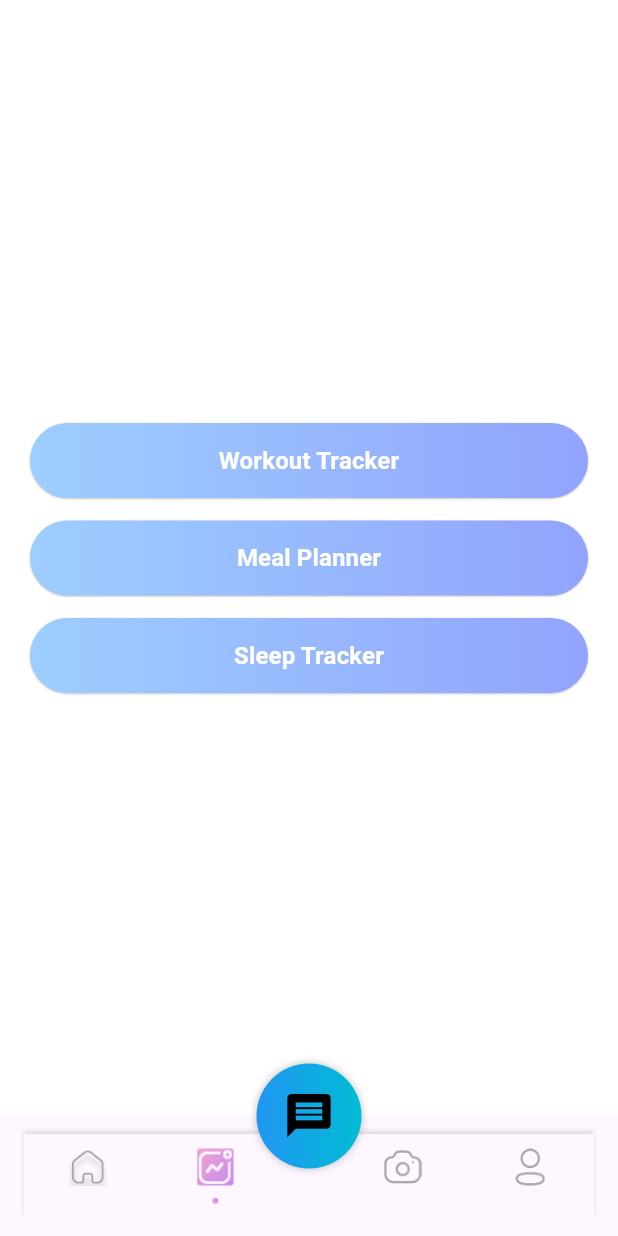
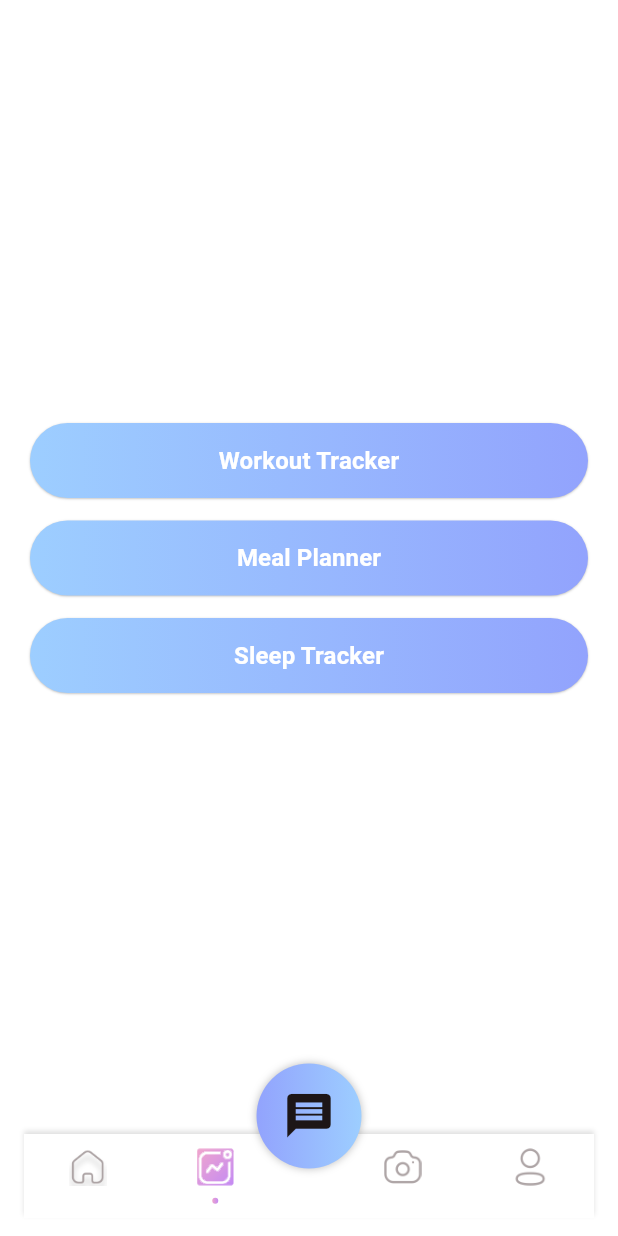
Before and after one commit to Vuonggba1403/smart_fitness_assistant, a Flutter app: the screen it shows after launch, item 2 of the bottom bar chosen, on a phone screen of 412 x 824 dp. Run offline on Flutter 3.47's test engine with Material 3 defaults, Android fonts, the phone set to English and light mode, and no system bars; our stand-ins replace animated_toggle_switch, bloc, carousel_slider, delightful_toast, fl_chart, flutter_bloc and 4 more; missing offline and left inert: dotted_dashed_line, simple_animation_progress_bar; key blocks and very long unbroken strings in the code were emptied for the run.

Commit message:
update darkmode maintab

```diff
--- a/lib/core/theme/logic/cubit/theme_cubit.dart
+++ b/lib/core/theme/logic/cubit/theme_cubit.dart
@@ -1,17 +1,41 @@
 import 'package:bloc/bloc.dart';
 import 'package:flutter/material.dart';
 import 'package:meta/meta.dart';
+import 'package:shared_preferences/shared_preferences.dart';
 import 'package:smart_fitness_assistant/core/theme/ui/app_theme.dart';
 
 part 'theme_state.dart';
 
+/// ThemeCubit chịu trách nhiệm:
+/// - Load theme khi khởi tạo (_loadTheme)
+/// - Toggle theme khi user đổi (toggleTheme)
+/// - Lưu trạng thái vào SharedPreferences (persistence)
+/// - Cung cấp getter currentTheme nếu cần trực tiếp ThemeData
 class ThemeCubit extends Cubit<ThemeState> {
-  ThemeCubit() : super(const ThemeState(isDarkMode: false));
+  /// Khởi tạo với mặc định (isDarkMode = false).
+  /// Sau đó _loadTheme sẽ đọc prefs và emit lại nếu có saved value.
+  ThemeCubit() : super(const ThemeState(isDarkMode: false)) {
+    _loadTheme();
+  }
 
-  void toggleTheme(bool isDark) {
+  /// Load giá trị isDarkMode từ SharedPreferences.
+  /// Nếu chưa có, sử dụng giá trị mặc định (false).
+  Future<void> _loadTheme() async {
+    final prefs = await SharedPreferences.getInstance();
+    final isDark = prefs.getBool('isDarkMode') ?? false;
+    // Emit state mới (nếu khác hoặc giống thì vẫn emit, nhưng không sao)
     emit(state.copyWith(isDarkMode: isDark));
   }
 
+  /// Thay đổi theme: lưu vào SharedPreferences và emit state mới.
+  /// - isDark: true => bật dark mode; false => tắt.
+  Future<void> toggleTheme(bool isDark) async {
+    final prefs = await SharedPreferences.getInstance();
+    await prefs.setBool('isDarkMode', isDark);
+    emit(state.copyWith(isDarkMode: isDark));
+  }
+
+  /// Trả về ThemeData hiện tại (tiện nếu cần lấy trực tiếp)
   ThemeData get currentTheme =>
       state.isDarkMode ? AppTheme.darkTheme : AppTheme.lightTheme;
 }
--- a/lib/core/theme/logic/cubit/theme_state.dart
+++ b/lib/core/theme/logic/cubit/theme_state.dart
@@ -6,6 +6,7 @@ class ThemeState {
 
   const ThemeState({required this.isDarkMode});
 
+  /// Tạo state mới từ state hiện tại (pattern copyWith)
   ThemeState copyWith({bool? isDarkMode}) {
     return ThemeState(isDarkMode: isDarkMode ?? this.isDarkMode);
   }
--- a/lib/core/theme/ui/app_theme.dart
+++ b/lib/core/theme/ui/app_theme.dart
@@ -1,23 +1,83 @@
 import 'package:flutter/material.dart';
+import 'package:smart_fitness_assistant/core/functions/colo_extension.dart';
 
+/// AppTheme chuẩn hoá màu, gradient, text styles cho toàn app.
+/// Widget chỉ cần dùng Theme.of(context) để lấy màu, gradient, textStyle.
 class AppTheme {
-  static final lightTheme = ThemeData(
+  // ==================== LIGHT THEME ====================
+  static final ThemeData lightTheme = ThemeData(
     brightness: Brightness.light,
-    scaffoldBackgroundColor: Colors.white,
-    appBarTheme: const AppBarTheme(
-      backgroundColor: Colors.white,
-      foregroundColor: Colors.black,
+    scaffoldBackgroundColor: TColor.white,
+    appBarTheme: AppBarTheme(
+      backgroundColor: TColor.white,
+      foregroundColor: TColor.black,
       elevation: 0,
     ),
+    colorScheme: ColorScheme.light(
+      primary: TColor.primaryColor1,
+      secondary: TColor.secondaryColor1,
+    ),
+    cardColor: TColor.white,
+    bottomAppBarTheme: BottomAppBarThemeData(color: TColor.white),
+    textTheme: _lightTextTheme,
+    iconTheme: IconThemeData(color: TColor.black),
   );
 
-  static final darkTheme = ThemeData(
+  // ==================== DARK THEME ====================
+  static final ThemeData darkTheme = ThemeData(
     brightness: Brightness.dark,
-    scaffoldBackgroundColor: Colors.black,
-    appBarTheme: const AppBarTheme(
-      backgroundColor: Colors.black,
-      foregroundColor: Colors.white,
+    scaffoldBackgroundColor: TColor.black,
+    appBarTheme: AppBarTheme(
+      backgroundColor: TColor.black,
+      foregroundColor: TColor.white,
       elevation: 0,
     ),
+    colorScheme: ColorScheme.dark(
+      primary: TColor.primaryColor1,
+      secondary: TColor.secondaryColor1,
+    ),
+    cardColor: TColor.black,
+    bottomAppBarTheme: BottomAppBarThemeData(color: TColor.black),
+    textTheme: _darkTextTheme,
+    iconTheme: IconThemeData(color: TColor.white),
+  );
+
+  // ==================== GRADIENTS ====================
+  /// Sử dụng: Theme.of(context).primaryGradient
+  static List<Color> primaryGradient({bool isDark = false}) => isDark
+      ? [TColor.secondaryColor1, TColor.secondaryColor2]
+      : [TColor.primaryColor1, TColor.primaryColor2];
+
+  static List<Color> secondaryGradient({bool isDark = false}) => isDark
+      ? [TColor.primaryColor1, TColor.primaryColor2]
+      : [TColor.secondaryColor1, TColor.secondaryColor2];
+
+  // ==================== TEXT THEME ====================
+  static final TextTheme _lightTextTheme = TextTheme(
+    bodyMedium: TextStyle(color: TColor.black),
+    bodySmall: TextStyle(color: TColor.gray),
+    titleMedium: TextStyle(color: TColor.black, fontWeight: FontWeight.w700),
+    titleSmall: TextStyle(color: TColor.gray, fontSize: 12),
+  );
+
+  static final TextTheme _darkTextTheme = TextTheme(
+    bodyMedium: TextStyle(color: TColor.white),
+    bodySmall: TextStyle(color: TColor.gray),
+    titleMedium: TextStyle(color: TColor.white, fontWeight: FontWeight.w700),
+    titleSmall: TextStyle(color: TColor.gray, fontSize: 12),
   );
 }
+
+// ==================== EXTENSION ====================
+// Giúp gọi trực tiếp từ context
+extension ThemeGradientExtension on BuildContext {
+  List<Color> get primaryGradient =>
+      Theme.of(this).brightness == Brightness.dark
+      ? AppTheme.primaryGradient(isDark: true)
+      : AppTheme.primaryGradient(isDark: false);
+
+  List<Color> get secondaryGradient =>
+      Theme.of(this).brightness == Brightness.dark
+      ? AppTheme.secondaryGradient(isDark: true)
+      : AppTheme.secondaryGradient(isDark: false);
+}
--- a/lib/main.dart
+++ b/lib/main.dart
@@ -1,19 +1,19 @@
+import 'package:flutter/material.dart';
 import 'package:flutter_bloc/flutter_bloc.dart';
-import 'package:shared_preferences/shared_preferences.dart';
-import 'package:smart_fitness_assistant/core/functions/colo_extension.dart';
 import 'package:smart_fitness_assistant/core/theme/logic/cubit/theme_cubit.dart';
-import 'package:smart_fitness_assistant/views/auth/login/ui/login_view.dart';
+import 'package:smart_fitness_assistant/core/theme/ui/app_theme.dart';
 import 'package:smart_fitness_assistant/views/auth/main_tab/ui/main_tab_view.dart';
-import 'package:flutter/material.dart';
-import 'package:smart_fitness_assistant/views/splash/ui/started_view.dart';
+import 'package:smart_fitness_assistant/views/profile/logic/cubit/profile_cubit.dart';
 
-void main() async {
-  WidgetsFlutterBinding.ensureInitialized();
-  final prefs = await SharedPreferences.getInstance();
-  final isDarkMode = prefs.getBool('isDarkMode') ?? false;
+void main() {
   runApp(
-    BlocProvider(
-      create: (context) => ThemeCubit()..toggleTheme(isDarkMode),
+    MultiBlocProvider(
+      providers: [
+        BlocProvider(create: (_) => ThemeCubit()),
+        BlocProvider(
+          create: (_) => ProfileCubit(),
+        ), // nếu ProfileCubit cần sống lâu
+      ],
       child: const MyApp(),
     ),
   );
@@ -21,17 +21,16 @@ void main() async {
 
 class MyApp extends StatelessWidget {
   const MyApp({super.key});
-
-  // This widget is the root of your application.ư
   @override
   Widget build(BuildContext context) {
     return BlocBuilder<ThemeCubit, ThemeState>(
-      builder: (context, state) {
-        final themeCubit = context.read<ThemeCubit>();
+      builder: (context, themeState) {
         return MaterialApp(
-          title: 'Fitness 3 in 1',
+          title: 'App',
           debugShowCheckedModeBanner: false,
-          theme: themeCubit.currentTheme,
+          theme: AppTheme.lightTheme,
+          darkTheme: AppTheme.darkTheme,
+          themeMode: themeState.isDarkMode ? ThemeMode.dark : ThemeMode.light,
           home: const MainTabView(),
         );
       },
--- a/lib/views/auth/main_tab/ui/main_tab_view.dart
+++ b/lib/views/auth/main_tab/ui/main_tab_view.dart
@@ -1,5 +1,7 @@
 import 'package:flutter/material.dart';
 import 'package:flutter_bloc/flutter_bloc.dart';
+import 'package:smart_fitness_assistant/core/functions/colo_extension.dart';
+import 'package:smart_fitness_assistant/core/theme/ui/app_theme.dart';
 import 'package:smart_fitness_assistant/core/widgets/tab_button.dart';
 import 'package:smart_fitness_assistant/views/auth/main_tab/logic/cubit/main_tab_cubit.dart';
 import '../../../home/ui/home_view.dart';
@@ -24,20 +26,15 @@ class MainTabView extends StatelessWidget {
       child: BlocBuilder<MainTabCubit, MainTabState>(
         builder: (context, state) {
           final cubit = context.watch<MainTabCubit>();
-
-          // 🟢 Lấy theme hiện tại
           final theme = Theme.of(context);
           final isDark = theme.brightness == Brightness.dark;
 
           return Scaffold(
-            // 🟢 Dùng màu theo theme
             backgroundColor: theme.scaffoldBackgroundColor,
-
             body: PageStorage(
               bucket: PageStorageBucket(),
               child: pages[cubit.currentIndex],
             ),
-
             floatingActionButtonLocation:
                 FloatingActionButtonLocation.centerDocked,
             floatingActionButton: SizedBox(
@@ -47,11 +44,7 @@ class MainTabView extends StatelessWidget {
                 onTap: () {},
                 child: Container(
                   decoration: BoxDecoration(
-                    gradient: LinearGradient(
-                      colors: isDark
-                          ? [Colors.deepPurple, Colors.indigo]
-                          : [Colors.blue, Colors.cyan],
-                    ),
+                    gradient: LinearGradient(colors: context.primaryGradient),
                     borderRadius: BorderRadius.circular(35),
                     boxShadow: const [
                       BoxShadow(color: Colors.black26, blurRadius: 4),
@@ -59,14 +52,12 @@ class MainTabView extends StatelessWidget {
                   ),
                   child: Icon(
                     Icons.message,
-                    color: isDark ? Colors.white : Colors.black,
+                    color: isDark ? TColor.white : TColor.black,
                     size: 35,
                   ),
                 ),
               ),
             ),
-
-            // 🟢 Bottom bar đổi màu theo theme
             bottomNavigationBar: BottomAppBar(
               color: theme.bottomAppBarTheme.color ?? theme.cardColor,
               child: Container(
@@ -75,9 +66,7 @@ class MainTabView extends StatelessWidget {
                   color: theme.cardColor,
                   boxShadow: [
                     BoxShadow(
-                      color: isDark
-                          ? Colors.white10
-                          : Colors.black12, // khác giữa 2 theme
+                      color: isDark ? Colors.white10 : Colors.black12,
                       blurRadius: 2,
                       offset: const Offset(0, -2),
                     ),
@@ -86,38 +75,34 @@ class MainTabView extends StatelessWidget {
                 child: Row(
                   mainAxisAlignment: MainAxisAlignment.spaceBetween,
                   children: [
-                    Expanded(
-                      child: TabButton(
-                        icon: "assets/img/home_tab.png",
-                        selectIcon: "assets/img/home_tab_select.png",
-                        isActive: cubit.currentIndex == 0,
-                        onTap: () => cubit.changeCurrentIndex(0),
-                      ),
+                    _buildTabButton(
+                      context,
+                      cubit,
+                      0,
+                      "home_tab.png",
+                      "home_tab_select.png",
                     ),
-                    Expanded(
-                      child: TabButton(
-                        icon: "assets/img/activity_tab.png",
-                        selectIcon: "assets/img/activity_tab_select.png",
-                        isActive: cubit.currentIndex == 1,
-                        onTap: () => cubit.changeCurrentIndex(1),
-                      ),
+                    _buildTabButton(
+                      context,
+                      cubit,
+                      1,
+                      "activity_tab.png",
+                      "activity_tab_select.png",
                     ),
                     const SizedBox(width: 40),
-                    Expanded(
-                      child: TabButton(
-                        icon: "assets/img/camera_tab.png",
-                        selectIcon: "assets/img/camera_tab_select.png",
-                        isActive: cubit.currentIndex == 2,
-                        onTap: () => cubit.changeCurrentIndex(2),
-                      ),
+                    _buildTabButton(
+                      context,
+                      cubit,
+                      2,
+                      "camera_tab.png",
+                      "camera_tab_select.png",
                     ),
-                    Expanded(
-                      child: TabButton(
-                        icon: "assets/img/profile_tab.png",
-                        selectIcon: "assets/img/profile_tab_select.png",
-                        isActive: cubit.currentIndex == 3,
-                        onTap: () => cubit.changeCurrentIndex(3),
-                      ),
+                    _buildTabButton(
+                      context,
+                      cubit,
+                      3,
+                      "profile_tab.png",
+                      "profile_tab_select.png",
                     ),
                   ],
                 ),
@@ -128,4 +113,22 @@ class MainTabView extends StatelessWidget {
       ),
     );
   }
+
+  //Tab
+  Expanded _buildTabButton(
+    BuildContext context,
+    MainTabCubit cubit,
+    int index,
+    String icon,
+    String selectIcon,
+  ) {
+    return Expanded(
+      child: TabButton(
+        icon: "assets/img/$icon",
+        selectIcon: "assets/img/$selectIcon",
+        isActive: cubit.currentIndex == index,
+        onTap: () => cubit.changeCurrentIndex(index),
+      ),
+    );
+  }
 }
```
Also changed, not shown: lib/views/profile/logic/cubit/profile_cubit.dart (+9 -16 lines), lib/views/profile/logic/cubit/profile_state.dart (+3 -7 lines), lib/views/profile/ui/profile_view.dart (+11 -10 lines).
